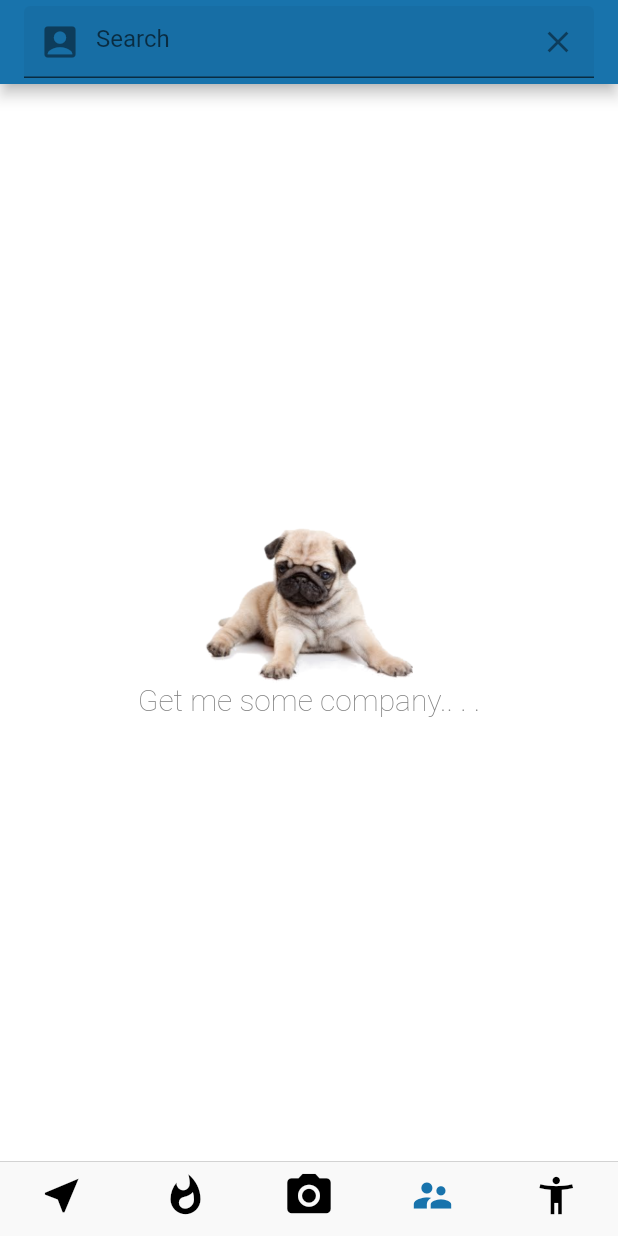
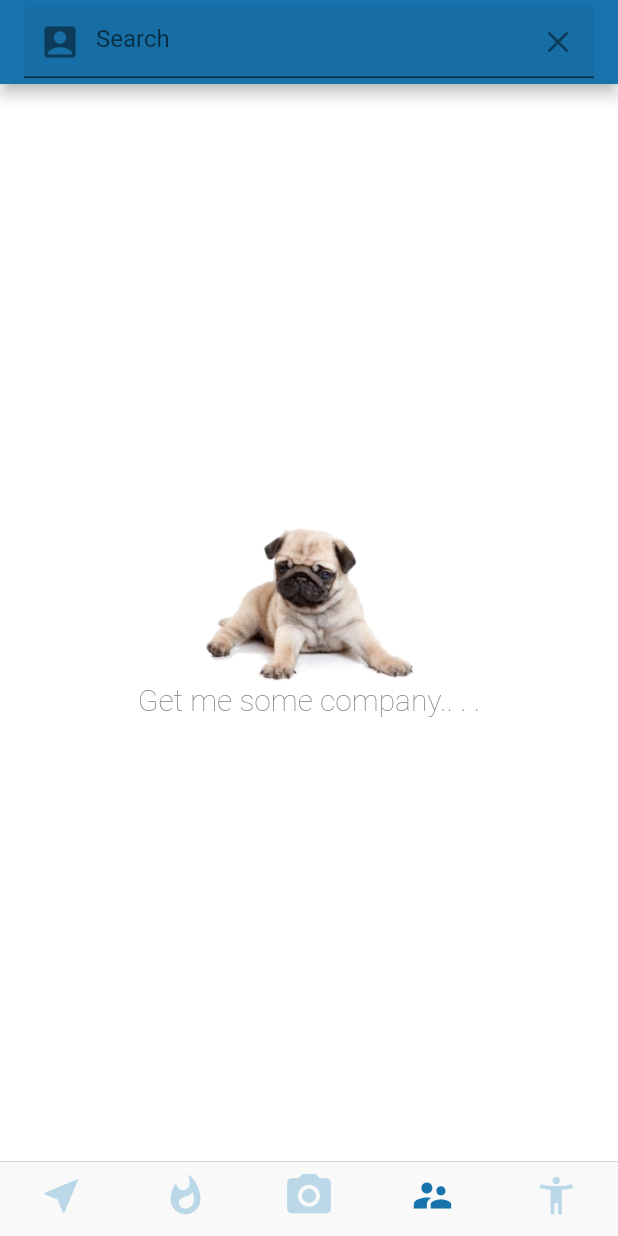
Before and after one commit to vorishirne/instagram-dogy, a Flutter app: the screen it shows once a user with an empty profile is signed in, swiped to page 4, on a phone screen of 412 x 824 dp. Run offline on Flutter 3.47's test engine with Material 2 defaults, Android fonts, the phone set to English and light mode, and no system bars; our stand-ins replace cached_network_image, cloud_firestore, firebase_auth, flushbar, flutter_signin_button, font_awesome_flutter and 3 more; missing offline and left inert: transformer_page_view; accounts and stored records are empty.

Commit message:
the default base changes for search user functionality

```diff
--- a/lib/homyz.dart
+++ b/lib/homyz.dart
@@ -93,10 +93,11 @@ class homystate extends State<homy> {
         physics: NeverScrollableScrollPhysics(),
       ),
       bottomNavigationBar: CupertinoTabBar(
+        //backgroundColor: ,
           currentIndex: pageIndex,
           onTap: onTap,
           activeColor: Color.fromRGBO(24, 115, 172, 1),
-          inactiveColor: Colors.black,
+          inactiveColor: Color.fromRGBO(34, 135, 190, .29),
           items: [
             BottomNavigationBarItem(icon: Icon(Icons.near_me)),
             BottomNavigationBarItem(icon: Icon(Icons.whatshot)),
--- a/lib/loginWall/LoginWidget.dart
+++ b/lib/loginWall/LoginWidget.dart
@@ -95,7 +95,7 @@ MaterialColor createMaterialColor(Color color) {
   }
   strengths.forEach((strength) {
     final double ds = 0.5 - strength;
-    swatch[(strength * 1000).round()] = Color(0xc9fffbea);
+    swatch[(strength * 1000).round()] = Color.fromRGBO(222, 253, 255, .5);
   });
   return MaterialColor(color.value, swatch);
 }
--- a/lib/pages/search.dart
+++ b/lib/pages/search.dart
@@ -19,6 +19,19 @@ class _SearchState extends State<Search> {
   TextEditingController searchController = TextEditingController();
   Future<QuerySnapshot> searchResultsFuture;
 
+
+  @override
+  Widget build(BuildContext context) {
+    return Scaffold(
+      backgroundColor: Colors.white,
+      appBar: buildSearchField(),
+      body:
+          searchResultsFuture == null ? buildNoContent() : buildSearchResults(),
+    );
+  }
+
+
+//=========================================================================================================================================
   Container buildNoContent() {
     final Size size = MediaQuery.of(context).size;
     return Container(
@@ -43,7 +56,6 @@ class _SearchState extends State<Search> {
       ),
     );
   }
-
   handleSearch(String query) {
     Future<QuerySnapshot> users = widget.usersRef
         .where("username", isGreaterThanOrEqualTo: query)
@@ -57,7 +69,6 @@ class _SearchState extends State<Search> {
       }
     });
   }
-
   AppBar buildSearchField() {
     return AppBar(
 
@@ -80,14 +91,12 @@ class _SearchState extends State<Search> {
       ),
     );
   }
-
   clearSearch() {
     setState(() {
       searchController.clear();
       searchResultsFuture = null;
     });
   }
-
   buildSearchResults() {
     return FutureBuilder(
       future: searchResultsFuture,
@@ -105,16 +114,6 @@ class _SearchState extends State<Search> {
           children: searchResults,
         );
       },
-    );
-  }
-
-  @override
-  Widget build(BuildContext context) {
-    return Scaffold(
-      backgroundColor: Colors.white,
-      appBar: buildSearchField(),
-      body:
-          searchResultsFuture == null ? buildNoContent() : buildSearchResults(),
     );
   }
 }
--- a/pubspec.yaml
+++ b/pubspec.yaml
@@ -39,6 +39,8 @@ dependencies:
   font_awesome_flutter: ^8.5.0
   intl: ^0.16.1
   url_launcher: 5.4.2
+  splashscreen:
+
 dependency_overrides:
   flushbar: ^1.10.2
 dev_dependencies:
@@ -90,8 +92,6 @@ flutter:
   assets:
   - assets/images/ep2.png
   - assets/images/ecorp.png
-  - assets/images/ecorp-lightblue.png
-  - assets/images/ecorp-lightgreen.png
   - assets/images/search.png
 
   fonts:
```
Also changed, not shown: lib/loginWall/login_screen.dart (+7 -7 lines), lib/main.dart (+14 -1 lines), lib/pages/create_account.dart (+23 -6 lines), lib/pages/upload.dart (+7 -1 lines), assets/images/ecorp-lightblue.png (deleted), assets/images/ecorp-lightgreen.png (deleted), pubspec.lock.
